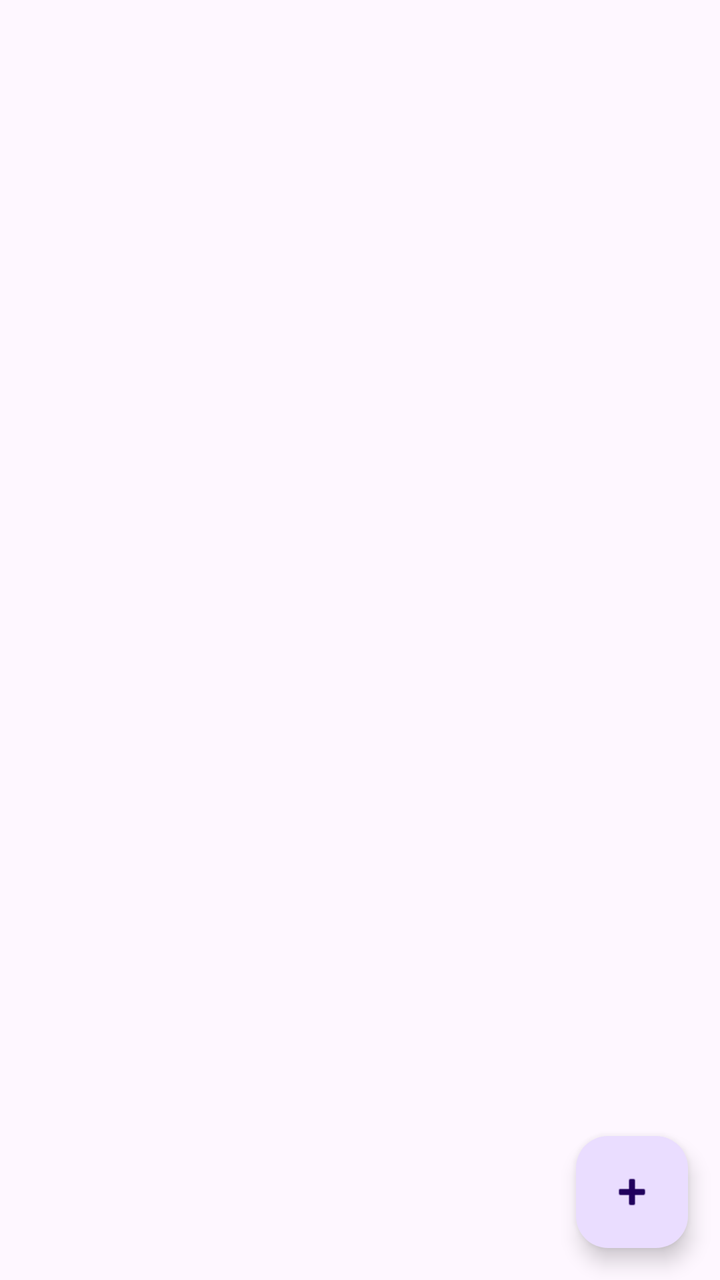
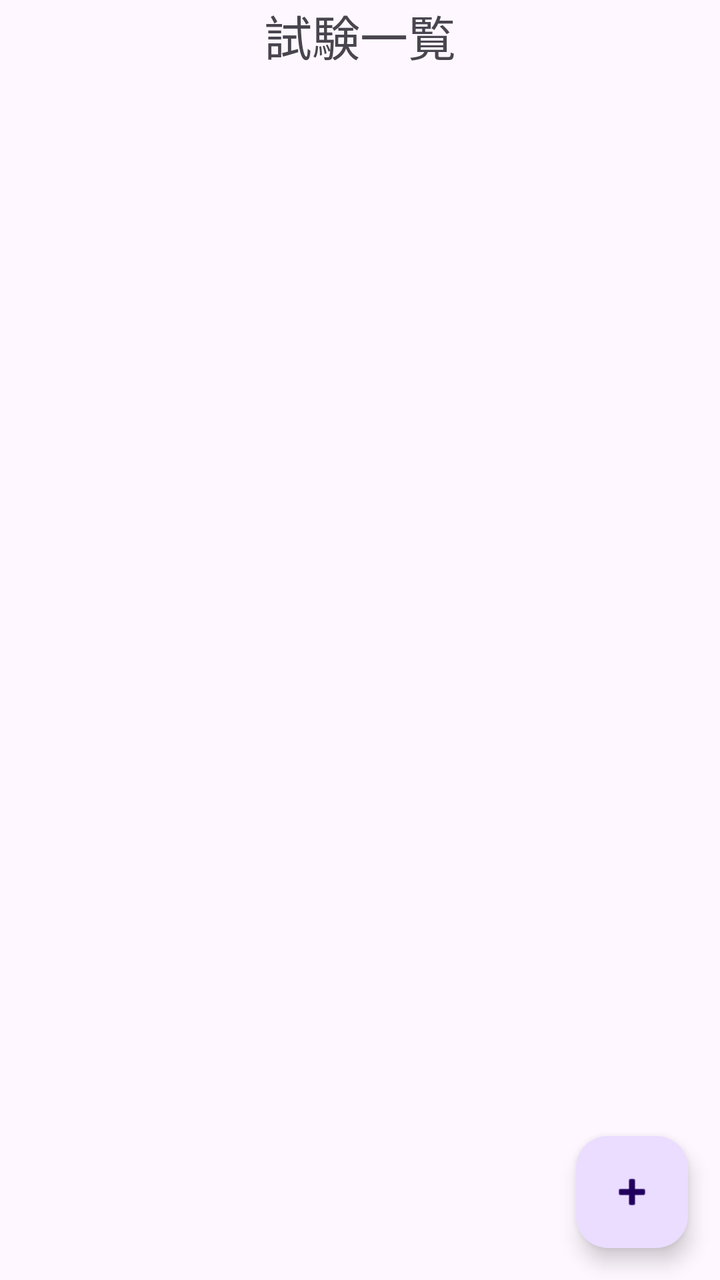

The first picture is an Android layout as it rendered before a commit; the second is the same layout after the commit. The layout source and the unified diff follow.
<!-- AndroidManifest.xml: application theme Theme.ExamDrill -->
<!-- res/layout/fragment_home.xml -->
<?xml version="1.0" encoding="utf-8"?>
<androidx.coordinatorlayout.widget.CoordinatorLayout xmlns:android="http://schemas.android.com/apk/res/android"
    android:layout_width="match_parent"
    android:layout_height="match_parent">

    <ScrollView
        android:layout_width="match_parent"
        android:layout_height="match_parent">

        <LinearLayout
            android:id="@+id/exam_list"
            android:layout_width="match_parent"
            android:layout_height="wrap_content"
            android:orientation="vertical"
            android:padding="16dp" />

    </ScrollView>

    <com.google.android.material.floatingactionbutton.FloatingActionButton android:id="@+id/fab_add_exam"
        android:layout_width="wrap_content"
        android:layout_height="wrap_content"
        android:layout_gravity="bottom|end"
        android:layout_margin="16dp"
        android:contentDescription="@string/add_exam"
        app:srcCompat="@android:drawable/ic_input_add"
        xmlns:app="http://schemas.android.com/apk/res-auto" />

</androidx.coordinatorlayout.widget.CoordinatorLayout>
<!-- resources referenced by this layout -->
<resources>
  <string name="add_exam">試験を追加</string>
  <style name="Theme.ExamDrill" parent="Base.Theme.ExamDrill" />
  <style name="Base.Theme.ExamDrill" parent="Theme.Material3.DayNight.NoActionBar">
          
          
      </style>
</resources>

<!-- the commit's change to res/layout/fragment_home.xml (unified diff, before → after) -->
@@ -1,28 +1,50 @@
 <?xml version="1.0" encoding="utf-8"?>
-<androidx.coordinatorlayout.widget.CoordinatorLayout xmlns:android="http://schemas.android.com/apk/res/android"
+<androidx.constraintlayout.widget.ConstraintLayout xmlns:android="http://schemas.android.com/apk/res/android"
+    xmlns:app="http://schemas.android.com/apk/res-auto"
+    xmlns:tools="http://schemas.android.com/tools"
     android:layout_width="match_parent"
     android:layout_height="match_parent">
 
-    <ScrollView
+    <LinearLayout
         android:layout_width="match_parent"
-        android:layout_height="match_parent">
+        android:layout_height="match_parent"
+        android:orientation="vertical"
+        app:layout_constraintBottom_toBottomOf="parent"
+        app:layout_constraintEnd_toEndOf="parent"
+        app:layout_constraintStart_toStartOf="parent"
+        app:layout_constraintTop_toTopOf="parent">
 
-        <LinearLayout
-            android:id="@+id/exam_list"
+        <TextView
+            android:id="@+id/textView"
             android:layout_width="match_parent"
             android:layout_height="wrap_content"
-            android:orientation="vertical"
-            android:padding="16dp" />
+            android:text="@string/exam_list"
+            android:textAlignment="center"
+            android:textSize="24sp" />
 
-    </ScrollView>
+        <ScrollView
+            android:layout_width="match_parent"
+            android:layout_height="match_parent">
 
-    <com.google.android.material.floatingactionbutton.FloatingActionButton android:id="@+id/fab_add_exam"
+            <LinearLayout
+                android:id="@+id/exam_list"
+                android:layout_width="match_parent"
+                android:layout_height="wrap_content"
+                android:orientation="vertical"
+                android:padding="16dp" />
+
+        </ScrollView>
+    </LinearLayout>
+
+    <com.google.android.material.floatingactionbutton.FloatingActionButton
+        android:id="@+id/fab_add_exam"
         android:layout_width="wrap_content"
         android:layout_height="wrap_content"
         android:layout_gravity="bottom|end"
         android:layout_margin="16dp"
         android:contentDescription="@string/add_exam"
-        app:srcCompat="@android:drawable/ic_input_add"
-        xmlns:app="http://schemas.android.com/apk/res-auto" />
+        app:layout_constraintBottom_toBottomOf="parent"
+        app:layout_constraintEnd_toEndOf="parent"
+        app:srcCompat="@android:drawable/ic_input_add" />
 
-</androidx.coordinatorlayout.widget.CoordinatorLayout>
+</androidx.constraintlayout.widget.ConstraintLayout>
<!-- resource entries referenced after the edit -->
@@ -1,6 +1,7 @@
 <!-- resources referenced by this layout -->
 <resources>
   <string name="add_exam">試験を追加</string>
+  <string name="exam_list">試験一覧</string>
   <style name="Theme.ExamDrill" parent="Base.Theme.ExamDrill" />
   <style name="Base.Theme.ExamDrill" parent="Theme.Material3.DayNight.NoActionBar">
           
